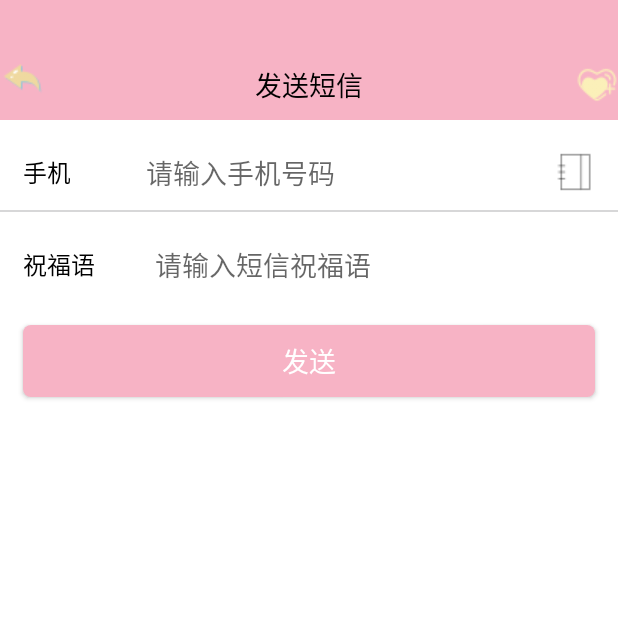
After one commit to xiaoqi0215/BM, an Android app: the SendSmsActivity screen opened directly, with no data from a screen before it, on a phone screen of 412 x 824 dp, the top half of it. The commit adds this screen. Run offline under Robolectric (Android 15) with nearby library versions, the phone set to English and light mode, and no system bars; our stand-ins replace ButterKnife, RxJava.

Commit message:
好友生日流程完善

```diff
--- a/app/src/main/AndroidManifest.xml
+++ b/app/src/main/AndroidManifest.xml
@@ -19,7 +19,7 @@
     <!--<uses-permission android:name="android.permission.MOUNT_UNMOUNT_FILESYSTEMS" />-->
     <uses-permission android:name="android.permission.ACCESS_NETWORK_STATE" />
     <uses-permission android:name="android.permission.ACCESS_WIFI_STATE" />
-
+    <uses-permission android:name="android.permission.SEND_SMS"/>
     <application
         android:allowBackup="true"
         android:icon="@mipmap/launcher"
@@ -27,6 +27,7 @@
         android:name=".BMApplication"
         android:roundIcon="@mipmap/launcher"
         android:supportsRtl="true"
+        android:usesCleartextTraffic="true"
         android:theme="@style/AppTheme">
         <activity android:name=".activity.AddFriendActivity"></activity>
         <activity android:name=".activity.MainActivity">
@@ -44,6 +45,8 @@
         <activity android:name=".activity.MyDetailInfo"></activity>
         <activity android:name=".activity.RegisterActivity"></activity>
         <activity android:name=".activity.LoginActivity">
+        </activity>
+        <activity android:name=".activity.SendSmsActivity">
         </activity>
         <activity android:name=".activity.MessageActivity"></activity>
         <activity android:name=".activity.SplashActivity" android:theme="@style/Launch">
--- a/app/src/main/java/com/qixiao/bm/BMContants.java
+++ b/app/src/main/java/com/qixiao/bm/BMContants.java
@@ -2,7 +2,7 @@ package com.qixiao.bm;
 
 public class BMContants {
     public  static  final String TOKEN = "token";
-    public  static  final String USER_ID = "user_id";
+    public  static  final String USER_ID = "userId";
     public  static  final String USER_NAME = "user_name";
     public  static  final String USER_ICON = "user_icon";
     public  static  final String USER_TEL = "user_tel";
--- a/app/src/main/java/com/qixiao/bm/Utils/SQLiteUtils.java
+++ b/app/src/main/java/com/qixiao/bm/Utils/SQLiteUtils.java
@@ -48,7 +48,11 @@ public class SQLiteUtils {
         Cursor cursor =db.rawQuery(sql,null);
         return cursor;
     }
+    public static Cursor  query(String sql,String[] strings){
 
+        Cursor cursor =db.rawQuery(sql,strings);
+        return cursor;
+    }
 
 
     public static void close(){
--- /dev/null
+++ b/app/src/main/java/com/qixiao/bm/activity/SendSmsActivity.java
@@ -0,0 +1,85 @@
+package com.qixiao.bm.activity;
+
+import android.os.Bundle;
+import android.telephony.SmsManager;
+import android.text.TextUtils;
+import android.view.View;
+import android.widget.Button;
+import android.widget.EditText;
+import android.widget.Switch;
+
+import com.qixiao.bm.BMContants;
+import com.qixiao.bm.R;
+import com.qixiao.bm.base.BaseActivity;
+import com.qixiao.bm.bean.db.DBFriendBean;
+import com.qixiao.bm.network.DBManager;
+
+import java.util.ArrayList;
+
+import butterknife.BindView;
+import butterknife.ButterKnife;
+import butterknife.OnClick;
+import io.reactivex.android.schedulers.AndroidSchedulers;
+import io.reactivex.functions.Consumer;
+
+public class SendSmsActivity extends BaseActivity {
+    @BindView(R.id.et_send_tel)
+    EditText etSendTel;
+    @BindView(R.id.et_send_word)
+    EditText etSendWord;
+    @BindView(R.id.button)
+    Button button;
+
+    @Override
+    protected int getContentView() {
+        return R.layout.activity_sendsms;
+    }
+
+    @Override
+    protected void createPresenter() {
+
+    }
+
+    @Override
+    protected void initView() {
+        DBManager.getInstance().querySmsFriend(msp.getInt(BMContants.USER_ID), "qiqi")
+                .observeOn(AndroidSchedulers.mainThread())
+                .subscribe(new Consumer<DBFriendBean>() {
+                    @Override
+                    public void accept(DBFriendBean dbFriendBean) throws Exception {
+                        String tel = dbFriendBean.getTel();
+                        String word = dbFriendBean.getWord();
+                        if (!TextUtils.isEmpty(tel)) {
+                            etSendTel.setText(tel);
+                        }
+                        if (!TextUtils.isEmpty(word)) {
+                            etSendWord.setText(word);
+                        }
+                    }
+                });
+    }
+
+    @Override
+    public void onClick(View v) {
+
+    }
+
+
+    @OnClick(R.id.button)
+    public void onViewClicked(View view) {
+        switch (view.getId()){
+            case R.id.button:
+                SmsManager smsManager = SmsManager.getDefault();
+                String content = etSendWord.getText().toString();
+                String tel = etSendTel.getText().toString();
+                if (!TextUtils.isEmpty(content)&&!TextUtils.isEmpty(tel)){
+                    ArrayList<String> list = smsManager.divideMessage(content);
+                    for (int i = 0; i < list.size(); i++) {
+                        smsManager.sendTextMessage("10086", null, list.get(i), null, null);
+                    }
+                }
+                finish();
+                showToast("发送成功");
+        }
+    }
+}
--- a/app/src/main/java/com/qixiao/bm/network/DBManager.java
+++ b/app/src/main/java/com/qixiao/bm/network/DBManager.java
@@ -289,4 +289,21 @@ public class DBManager implements IDBManager {
             }
         }).subscribeOn(Schedulers.io());
     }
+
+    @Override
+    public Observable<DBFriendBean> querySmsFriend(final int userId, final String friendName) {
+        return Observable.create(new ObservableOnSubscribe<DBFriendBean>() {
+            @Override
+            public void subscribe(ObservableEmitter<DBFriendBean> emitter) throws Exception {
+           Cursor cursor =     SQLiteUtils.query("select tel,word from friend where userId=? and name=?",new String[]{userId+"",friendName});
+           while (cursor.moveToNext()){
+               DBFriendBean dbFriendBean =new DBFriendBean();
+               dbFriendBean.setTel(cursor.getString(cursor.getColumnIndex("tel")));
+               dbFriendBean.setWord(cursor.getString(cursor.getColumnIndex("word")));
+                emitter.onNext(dbFriendBean);
+                emitter.onComplete();
+           }
+            }
+        }).subscribeOn(Schedulers.io());
+    }
 }
--- a/app/src/main/java/com/qixiao/bm/network/IDBManager.java
+++ b/app/src/main/java/com/qixiao/bm/network/IDBManager.java
@@ -16,4 +16,6 @@ public interface IDBManager {
         Observable<DBFriendBean> isHasFriend(String name);
         Observable<Boolean> deleteFriend(String name);
         Observable<Boolean> updataFriend(ContentValues values,String name);
+        Observable<DBFriendBean> querySmsFriend(int UserId,String friendName);
+
 }
--- a/app/src/main/java/com/qixiao/bm/receiver/NotificationClickReceiver.java
+++ b/app/src/main/java/com/qixiao/bm/receiver/NotificationClickReceiver.java
@@ -5,6 +5,7 @@ import android.content.BroadcastReceiver;
 import android.content.Context;
 import android.content.Intent;
 import com.qixiao.bm.activity.MessageActivity;
+import com.qixiao.bm.activity.SendSmsActivity;
 
 public class NotificationClickReceiver extends BroadcastReceiver {
 
@@ -17,7 +18,7 @@ public class NotificationClickReceiver extends BroadcastReceiver {
             notificationManager.cancel(notificationId);
         }
 
-        Intent openMessage = new Intent(context, MessageActivity.class)
+        Intent openMessage = new Intent(context, SendSmsActivity.class)
                 .addFlags(Intent.FLAG_ACTIVITY_NEW_TASK);
         context.startActivity(openMessage);
         //        EventBus.getDefault().post(new MessageEvent(context.getString(R.string.to_message), "notification"));
--- a/app/src/main/java/com/qixiao/bm/widget/MyActionBar.java
+++ b/app/src/main/java/com/qixiao/bm/widget/MyActionBar.java
@@ -21,8 +21,6 @@ public class MyActionBar extends RelativeLayout {
     private ImageView mIvRight;
     private TextView mTvTitle;
     private String mTitle;
-
-
 
 
     public MyActionBar(Context context) {
@@ -72,8 +70,6 @@ public class MyActionBar extends RelativeLayout {
          mIvRight.setImageResource(id);
     }
 
-
-
     public void hihLeft() {
         mIvLfet.setVisibility(View.GONE);
     }
--- a/app/src/main/res/layout/actionbar_baseactivity.xml
+++ b/app/src/main/res/layout/actionbar_baseactivity.xml
@@ -4,7 +4,7 @@
         xmlns:android="http://schemas.android.com/apk/res/android"
         android:layout_width="match_parent"
         android:fitsSystemWindows="true"
-        android:layout_height="60dp"
+        android:layout_height="80dp"
         android:background="@color/colorPrimary"
         >
 
--- /dev/null
+++ b/app/src/main/res/layout/activity_sendsms.xml
@@ -0,0 +1,96 @@
+<?xml version="1.0" encoding="utf-8"?>
+<LinearLayout xmlns:android="http://schemas.android.com/apk/res/android"
+    android:layout_width="match_parent"
+    android:layout_height="match_parent"
+    xmlns:app="http://schemas.android.com/apk/res-auto"
+    android:background="@color/white"
+    android:orientation="vertical">
+    <com.qixiao.bm.widget.MyActionBar
+        android:layout_width="match_parent"
+        android:layout_height="wrap_content"
+        app:title="发送短信"></com.qixiao.bm.widget.MyActionBar>
+    //手机
+    <RelativeLayout
+        android:layout_width="wrap_content"
+        android:layout_height="50dp"
+        android:layout_marginLeft="@dimen/dp15"
+        android:layout_marginRight="@dimen/dp15"
+        android:layout_marginTop="10dp">
+
+        <TextView
+            android:id="@+id/tv_send_tel"
+            android:layout_width="wrap_content"
+            android:layout_height="wrap_content"
+            android:layout_centerVertical="true"
+            android:textColor="@color/black"
+            android:textSize="16sp"
+
+            android:text="手机" />
+
+        <EditText
+            android:id="@+id/et_send_tel"
+            android:layout_width="match_parent"
+            android:layout_height="wrap_content"
+            android:layout_centerVertical="true"
+            android:layout_marginLeft="50dp"
+            android:textColor="@color/color_555555_black"
+            android:layout_toRightOf="@id/tv_send_tel"
+            android:background="@null"
+            android:hint="请输入手机号码" />
+        <ImageView
+            android:id="@+id/iv_send_tel"
+            android:layout_width="wrap_content"
+            android:layout_height="wrap_content"
+            android:layout_centerVertical="true"
+            android:src="@mipmap/phone_book"
+            android:layout_alignParentRight="true"/>
+    </RelativeLayout>
+    <View
+        android:layout_width="match_parent"
+        android:background="@color/view_color"
+        android:layout_height="1dp"></View>
+    //祝福语
+    <RelativeLayout
+        android:layout_width="wrap_content"
+        android:layout_height="50dp"
+        android:layout_marginLeft="@dimen/dp15"
+        android:layout_marginRight="@dimen/dp15"
+        android:layout_marginTop="10dp">
+
+        <TextView
+            android:id="@+id/tv_send_word"
+            android:layout_width="wrap_content"
+            android:layout_height="wrap_content"
+            android:layout_centerVertical="true"
+            android:textColor="@color/black"
+            android:textSize="16sp"
+            android:text="祝福语" />
+
+        <EditText
+            android:id="@+id/et_send_word"
+            android:layout_width="match_parent"
+            android:layout_height="wrap_content"
+            android:layout_centerVertical="true"
+            android:layout_marginLeft="40dp"
+            android:layout_toRightOf="@id/tv_send_word"
+            android:background="@null"
+            android:hint="请输入短信祝福语"
+            android:textColor="@color/color_555555_black"
+            android:maxLines="5"
+            android:minLines="3" />
+
+    </RelativeLayout>
+
+    <Button
+        android:id="@+id/button"
+        android:layout_width="match_parent"
+        android:layout_height="wrap_content"
+        android:textColor="@color/white"
+        android:layout_marginLeft="@dimen/dp15"
+        android:layout_marginRight="@dimen/dp15"
+        android:layout_marginTop="@dimen/dp15"
+        android:textSize="18sp"
+        android:background="@drawable/shape_friend_add_button"
+        android:text="发送" />
+
+</LinearLayout>
```
Also changed, not shown: app/src/main/java/com/qixiao/bm/activity/AddFriendActivity.java (+5 -3 lines), app/src/main/java/com/qixiao/bm/activity/MainActivity.java (+3 -4 lines), app/src/main/res/layout/activity_message.xml (added, +25 -0 lines), 2 other files.
